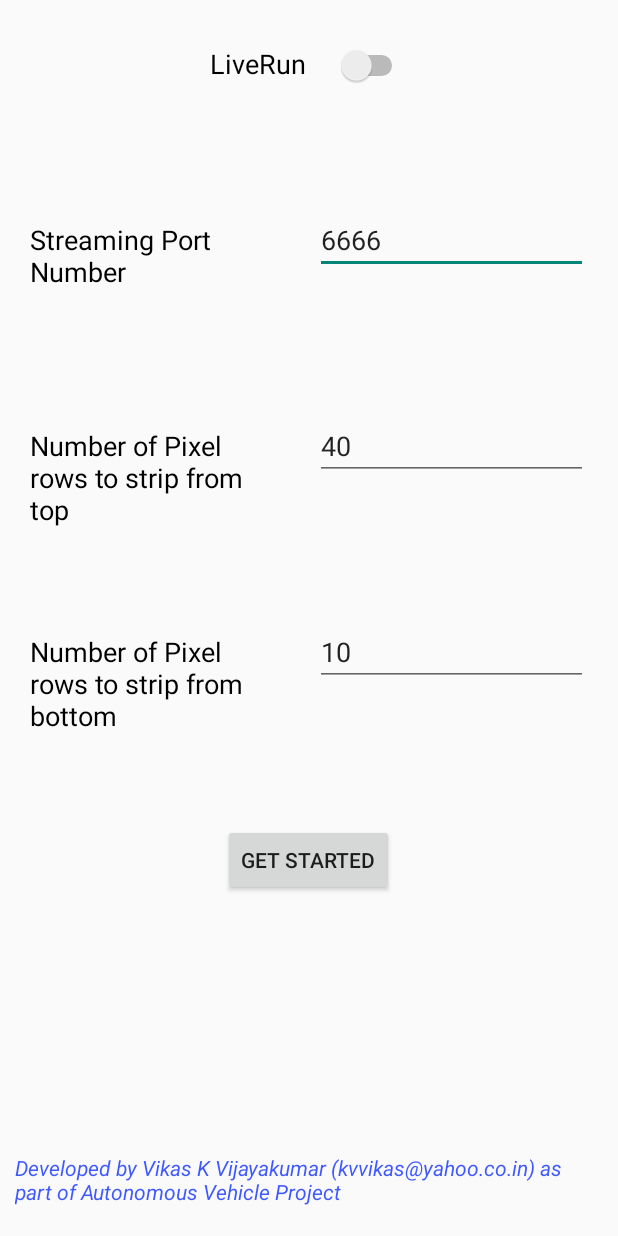
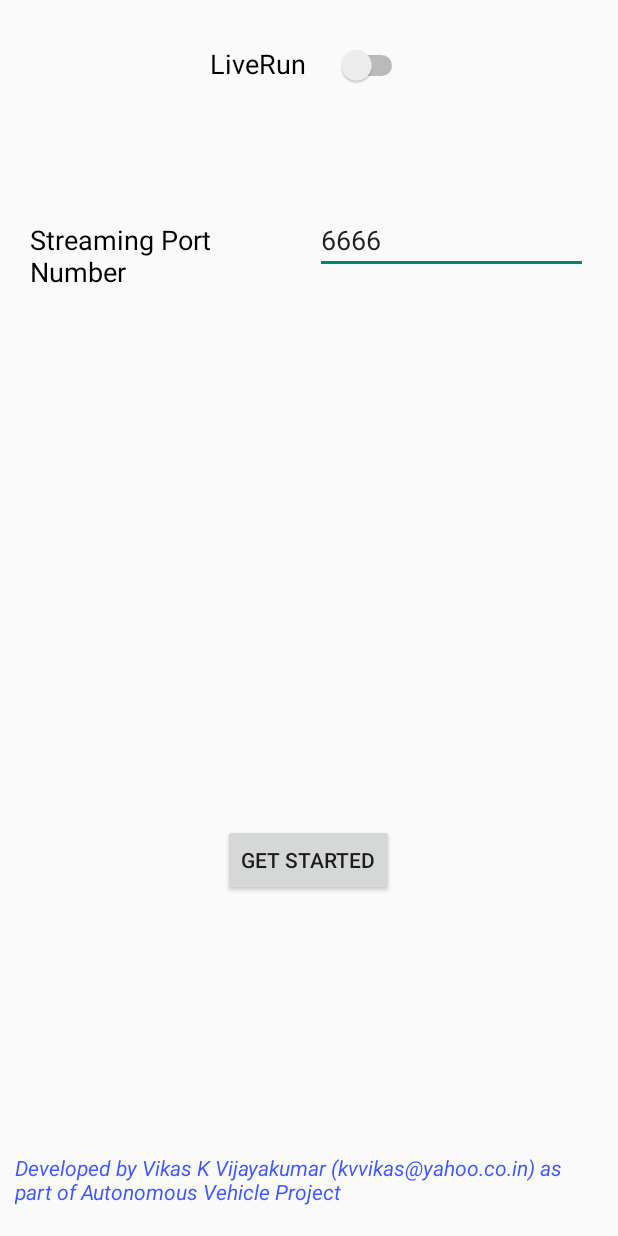
Before and after one commit to vikas-k-vijayakumar/AutonomousVehicle, an Android app: the layout activity_main.xml on its own in the app's theme, with its tools: preview values and no code run, on a phone screen of 412 x 824 dp. Run offline under Robolectric (Android 15) with nearby library versions, the phone set to English and light mode, and no system bars.

Commit message:
Android App updates
Updates to android app to implement enhancements (Issues # 2,4)

```diff
--- a/Code/AndroidWorkSpace/AutonomousVehicle/app/src/main/java/com/vikas/projs/ml/autonomousvehicle/MainActivity.java
+++ b/Code/AndroidWorkSpace/AutonomousVehicle/app/src/main/java/com/vikas/projs/ml/autonomousvehicle/MainActivity.java
@@ -32,8 +32,8 @@ public class MainActivity extends ActionBarActivity {
         Switch performTrainingSwitch = (Switch) findViewById(R.id.switchLiveRun);
         performTrainingSwitch.setChecked(false);
         //The inputs for Top and Bottom pixel rows stripping need to be enabled only for LiveRun and not
-        //when Training
-        if(performTrainingSwitch != null){
+        //when Training. This feature is currently disabled since it maynot be required
+        /*if(performTrainingSwitch != null){
             performTrainingSwitch.setOnCheckedChangeListener(new CompoundButton.OnCheckedChangeListener() {
                 @Override
                 public void onCheckedChanged(CompoundButton buttonView, boolean isChecked) {
@@ -49,7 +49,7 @@ public class MainActivity extends ActionBarActivity {
             toggleViewVisibilityForTraining(View.VISIBLE);
         }else{
             toggleViewVisibilityForTraining(View.INVISIBLE);
-        }
+        }*/
     }
 
 
@@ -111,7 +111,7 @@ public class MainActivity extends ActionBarActivity {
      * invisible during a Training and visible during a LiveRun
      * @param visibility
      */
-    private void toggleViewVisibilityForTraining(int visibility){
+    /*private void toggleViewVisibilityForTraining(int visibility){
         Log.i("MainActivity","About to change the Visibility to: "+String.valueOf(visibility));
         TextView textViewTopPixelRows = (TextView) findViewById(R.id.textViewTopPixelStripNumber);
         textViewTopPixelRows.setVisibility(visibility);
@@ -121,5 +121,5 @@ public class MainActivity extends ActionBarActivity {
         textViewBottomPixelRows.setVisibility(visibility);
         EditText editTextBottomPixelRows = (EditText) findViewById(R.id.editTextBottomPixelStripNumber);
         editTextBottomPixelRows.setVisibility(visibility);
-    }
+    }*/
 }
--- a/Code/AndroidWorkSpace/AutonomousVehicle/app/src/main/java/com/vikas/projs/ml/autonomousvehicle/ProcessSensorData.java
+++ b/Code/AndroidWorkSpace/AutonomousVehicle/app/src/main/java/com/vikas/projs/ml/autonomousvehicle/ProcessSensorData.java
@@ -48,6 +48,9 @@ public class ProcessSensorData extends ActionBarActivity {
                 Log.i("ProcessSensorData", "ID of the Back Facing Camera = "+String.valueOf(defaultCameraId));
             }
         }
+
+        //Keep the screen on
+        getWindow().addFlags(WindowManager.LayoutParams.FLAG_KEEP_SCREEN_ON);
     }
 
     @Override
--- a/Code/AndroidWorkSpace/AutonomousVehicle/app/src/main/res/layout/activity_main.xml
+++ b/Code/AndroidWorkSpace/AutonomousVehicle/app/src/main/res/layout/activity_main.xml
@@ -67,7 +67,8 @@
             android:textAppearance="?android:attr/textAppearanceMedium"
             android:text="@string/textBoxTopPixelStripNumber"
             android:id="@+id/textViewTopPixelStripNumber"
-            android:textColor="@android:color/black"/>
+            android:textColor="@android:color/black"
+            android:visibility="invisible" />
         <EditText
             android:layout_width="wrap_content"
             android:layout_height="wrap_content"
@@ -77,7 +78,8 @@
             android:ems="10"
             android:id="@+id/editTextTopPixelStripNumber"
             android:maxLength="5"
-            android:text="@string/defaultTopPixelStripNumber"/>
+            android:text="@string/defaultTopPixelStripNumber"
+            android:visibility="invisible" />
     </LinearLayout>
     <LinearLayout xmlns:android="http://schemas.android.com/apk/res/android"
         xmlns:tools="http://schemas.android.com/tools" android:layout_width="match_parent"
@@ -94,7 +96,8 @@
             android:textAppearance="?android:attr/textAppearanceMedium"
             android:text="@string/textBoxBottomPixelStripNumber"
             android:id="@+id/textViewBottomPixelStripNumber"
-            android:textColor="@android:color/black"/>
+            android:textColor="@android:color/black"
+            android:visibility="invisible" />
         <EditText
             android:layout_width="wrap_content"
             android:layout_height="wrap_content"
@@ -104,7 +107,8 @@
             android:ems="10"
             android:id="@+id/editTextBottomPixelStripNumber"
             android:maxLength="5"
-            android:text="@string/defaultBottomPixelStripNumber"/>
+            android:text="@string/defaultBottomPixelStripNumber"
+            android:visibility="invisible" />
     </LinearLayout>
     <LinearLayout xmlns:android="http://schemas.android.com/apk/res/android"
         xmlns:tools="http://schemas.android.com/tools" android:layout_width="match_parent"
--- a/Code/AndroidWorkSpace/AutonomousVehicle/gradle.properties
+++ b/Code/AndroidWorkSpace/AutonomousVehicle/gradle.properties
@@ -10,7 +10,7 @@
 # Specifies the JVM arguments used for the daemon process.
 # The setting is particularly useful for tweaking memory settings.
 # Default value: -Xmx10248m -XX:MaxPermSize=256m
-org.gradle.jvmargs=-Xmx512m -XX:MaxPermSize=256m -XX:+HeapDumpOnOutOfMemoryError -Dfile.encoding=UTF-8
+org.gradle.jvmargs=-Xmx1024m -XX:MaxPermSize=256m -XX:+HeapDumpOnOutOfMemoryError -Dfile.encoding=UTF-8
 
 # When configured, Gradle will run in incubating parallel mode.
 # This option should only be used with decoupled projects. More details, visit
```
Also changed, not shown: 1 other file.
